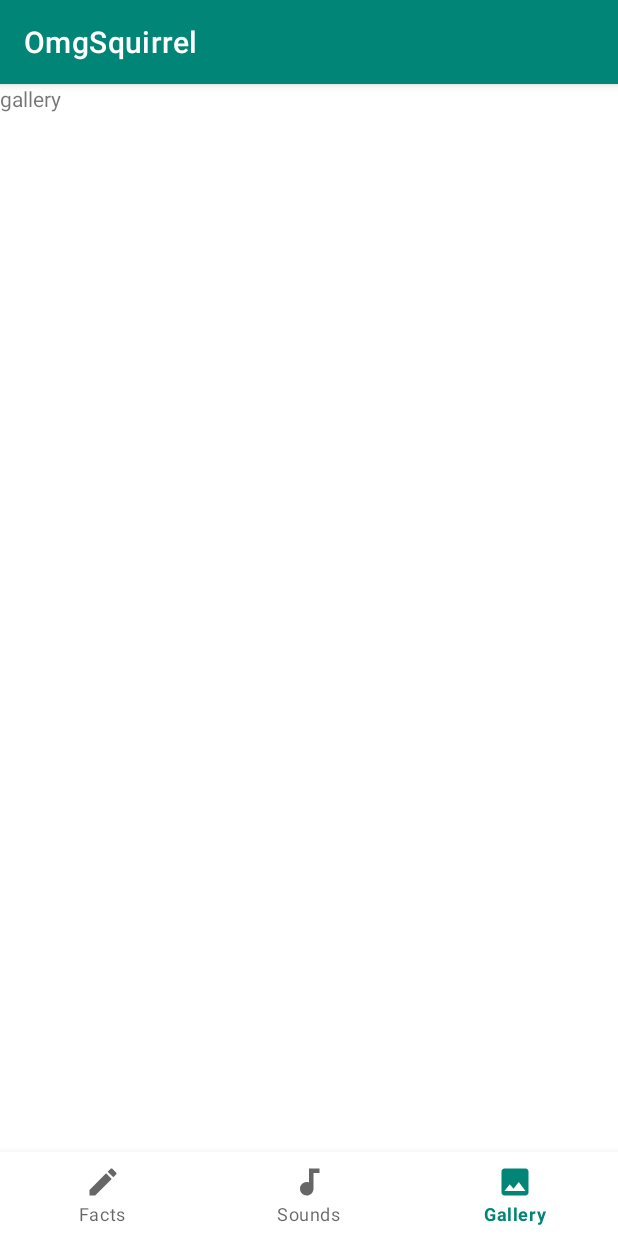
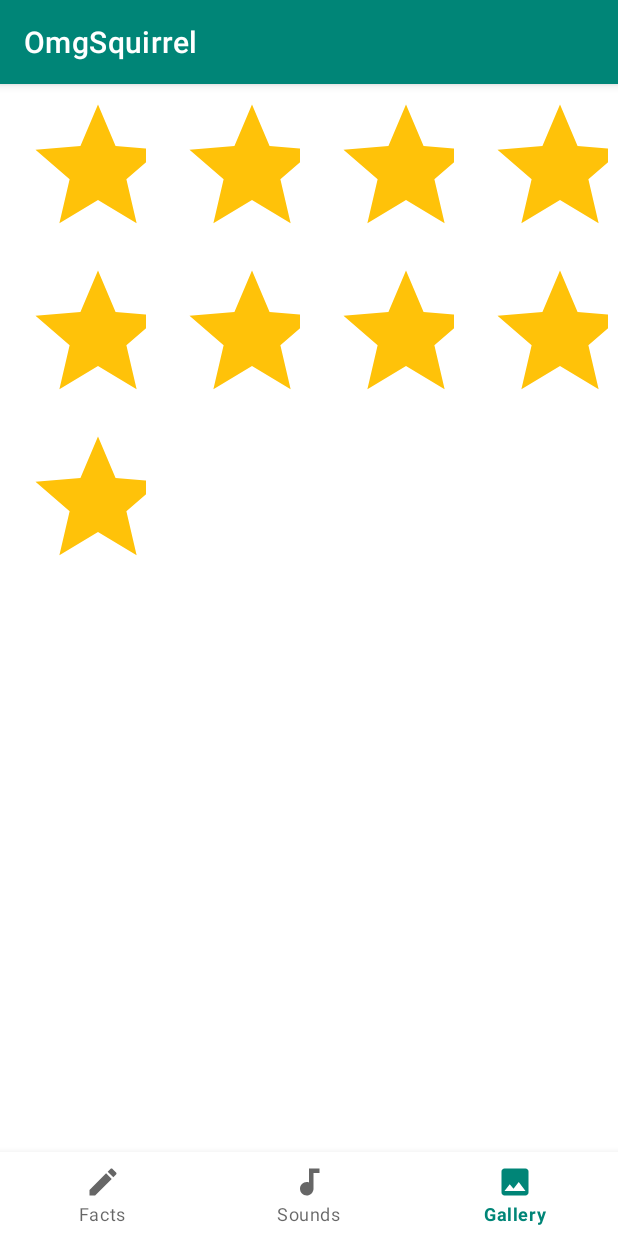
Before and after one commit to HappyPoofySquirrel/OmgSquirrel, an Android app: the GalleryFragment screen opened through its navigation route, on a phone screen of 412 x 824 dp. Run offline under Robolectric (Android 15) with nearby library versions, the phone set to English and light mode, and no system bars; our stand-ins replace navigation-ui.

Commit message:
cleaning up sound stuff, initial gallery classes

```diff
--- /dev/null
+++ b/app/src/main/java/com/guyverhopkins/omgsquirrel/core/gallery/GridItem.kt
@@ -0,0 +1,6 @@
+package com.guyverhopkins.omgsquirrel.core.gallery
+
+class GridItem {
+    var image: String? = null
+    var title: String? = null
+}
--- /dev/null
+++ b/app/src/main/java/com/guyverhopkins/omgsquirrel/ui/gallery/GalleryAdapter.kt
@@ -0,0 +1,43 @@
+package com.guyverhopkins.omgsquirrel.ui.gallery
+
+import android.view.LayoutInflater
+import android.view.View
+import android.view.ViewGroup
+import android.widget.BaseAdapter
+import android.widget.ImageView
+import androidx.core.content.ContextCompat
+import com.guyverhopkins.omgsquirrel.R
+import com.guyverhopkins.omgsquirrel.core.gallery.GridItem
+
+/**
+ * created by ghopkins 2/28/2019.
+ */
+class GalleryAdapter(private var images: Array<GridItem>) : BaseAdapter() {
+
+    override fun getView(position: Int, converView: View?, parent: ViewGroup?): View {
+        val image = images[position]
+        val view = LayoutInflater.from(parent?.context).inflate(R.layout.grid_item_layout, parent, false)
+        val imageView = view.findViewById<ImageView>(R.id.iv_grid_item)
+        imageView.setImageDrawable(ContextCompat.getDrawable(parent!!.context, R.drawable.ic_star_filled_24dp))
+        return view
+    }
+
+    override fun getItem(position: Int): Any {
+        return images[position]
+    }
+
+    override fun getItemId(position: Int): Long {
+        return position.toLong()
+    }
+
+    override fun getCount(): Int {
+        return images.size
+    }
+
+    fun setImages(images: Array<GridItem>) {
+        this.images = images
+        notifyDataSetChanged()
+
+    }
+
+}
--- a/app/src/main/java/com/guyverhopkins/omgsquirrel/ui/gallery/GalleryFragment.kt
+++ b/app/src/main/java/com/guyverhopkins/omgsquirrel/ui/gallery/GalleryFragment.kt
@@ -1,13 +1,14 @@
 package com.guyverhopkins.omgsquirrel.ui.gallery
 
-import androidx.lifecycle.ViewModelProviders
 import android.os.Bundle
-import androidx.fragment.app.Fragment
 import android.view.LayoutInflater
 import android.view.View
 import android.view.ViewGroup
-
+import androidx.fragment.app.Fragment
+import androidx.lifecycle.ViewModelProviders
 import com.guyverhopkins.omgsquirrel.R
+import com.guyverhopkins.omgsquirrel.core.gallery.GridItem
+import kotlinx.android.synthetic.main.gallery_fragment.*
 
 class GalleryFragment : Fragment() {
 
@@ -23,6 +24,22 @@ class GalleryFragment : Fragment() {
     override fun onActivityCreated(savedInstanceState: Bundle?) {
         super.onActivityCreated(savedInstanceState)
         viewModel = ViewModelProviders.of(this).get(GalleryViewModel::class.java)
+
+        val array = arrayOf(
+            GridItem(),
+            GridItem(),
+            GridItem(),
+            GridItem(),
+            GridItem(),
+            GridItem(),
+            GridItem(),
+            GridItem(),
+            GridItem()
+        )
+        val adapter = GalleryAdapter(array)
+        gv_gallery.adapter = adapter
+
+
         // TODO: Use the ViewModel
     }
 
--- a/app/src/main/java/com/guyverhopkins/omgsquirrel/ui/sounds/SoundsFragment.kt
+++ b/app/src/main/java/com/guyverhopkins/omgsquirrel/ui/sounds/SoundsFragment.kt
@@ -42,10 +42,6 @@ class SoundsFragment : Fragment(), SoundsAdapter.FavoriteToggleListener, SoundsA
             activity?.finish() //todo handle application being null better
         }
 
-        rv_sounds.setOnClickListener {
-            viewModel.onBarkPressed()
-        }
-
         fab_loop_toggle.setOnClickListener {
             viewModel.onLoopTogglePressed()
         }
--- a/app/src/main/java/com/guyverhopkins/omgsquirrel/ui/sounds/SoundsViewModel.kt
+++ b/app/src/main/java/com/guyverhopkins/omgsquirrel/ui/sounds/SoundsViewModel.kt
@@ -23,10 +23,6 @@ class SoundsViewModel(private val repo: ISoundRepository, private val soundPlaye
         val factory: DataSource.Factory<Int, Sound> = repo.getAllSounds()
         val pagedListBuilder: LivePagedListBuilder<Int, Sound> = LivePagedListBuilder<Int, Sound>(factory, 10)
         sounds = pagedListBuilder.build()
-    }
-
-    fun onBarkPressed() {
-        soundPlayer.bark()
     }
 
     fun onLoopTogglePressed() {
--- a/app/src/main/res/layout/gallery_fragment.xml
+++ b/app/src/main/res/layout/gallery_fragment.xml
@@ -1,14 +1,20 @@
 <?xml version="1.0" encoding="utf-8"?>
-<FrameLayout
+<LinearLayout
         xmlns:android="http://schemas.android.com/apk/res/android"
         xmlns:tools="http://schemas.android.com/tools"
         android:layout_width="match_parent"
         android:layout_height="match_parent"
         tools:context=".ui.gallery.GalleryFragment">
 
-    <TextView
+
+    <GridView
+            android:id="@+id/gv_gallery"
             android:layout_width="match_parent"
             android:layout_height="match_parent"
-            android:text="gallery"/>
-
-</FrameLayout>
+            android:layout_gravity="center"
+            android:columnWidth="100dp"
+            android:gravity="center"
+            android:minHeight="90dp"
+            android:numColumns="auto_fit"
+            android:stretchMode="columnWidth"/>
+</LinearLayout>
--- /dev/null
+++ b/app/src/main/res/layout/grid_item_layout.xml
@@ -0,0 +1,15 @@
+<LinearLayout xmlns:android="http://schemas.android.com/apk/res/android"
+              android:layout_width="wrap_content"
+              android:layout_height="wrap_content"
+              android:layout_marginTop="5dp"
+              android:background="@android:color/transparent"
+              android:orientation="vertical"
+              android:padding="5dp">
+
+    <ImageView
+            android:id="@+id/iv_grid_item"
+            android:layout_width="120dp"
+            android:layout_height="100dp"
+            android:scaleType="fitCenter"/>
+
+</LinearLayout>
--- a/app/src/main/res/layout/sound_list_item.xml
+++ b/app/src/main/res/layout/sound_list_item.xml
@@ -4,7 +4,6 @@
                                                    android:layout_width="match_parent"
                                                    android:layout_height="wrap_content"
                                                    android:id="@+id/cl_sound_item_container">
-
 
     <ImageView
             android:layout_width="48dp"
```
Also changed, not shown: app/src/main/java/com/guyverhopkins/omgsquirrel/core/gallery/FlikrResponse.kt (added, +56 -0 lines), app/src/main/java/com/guyverhopkins/omgsquirrel/core/gallery/OriginalDownLoadingLogic.java (added, +111 -0 lines).
